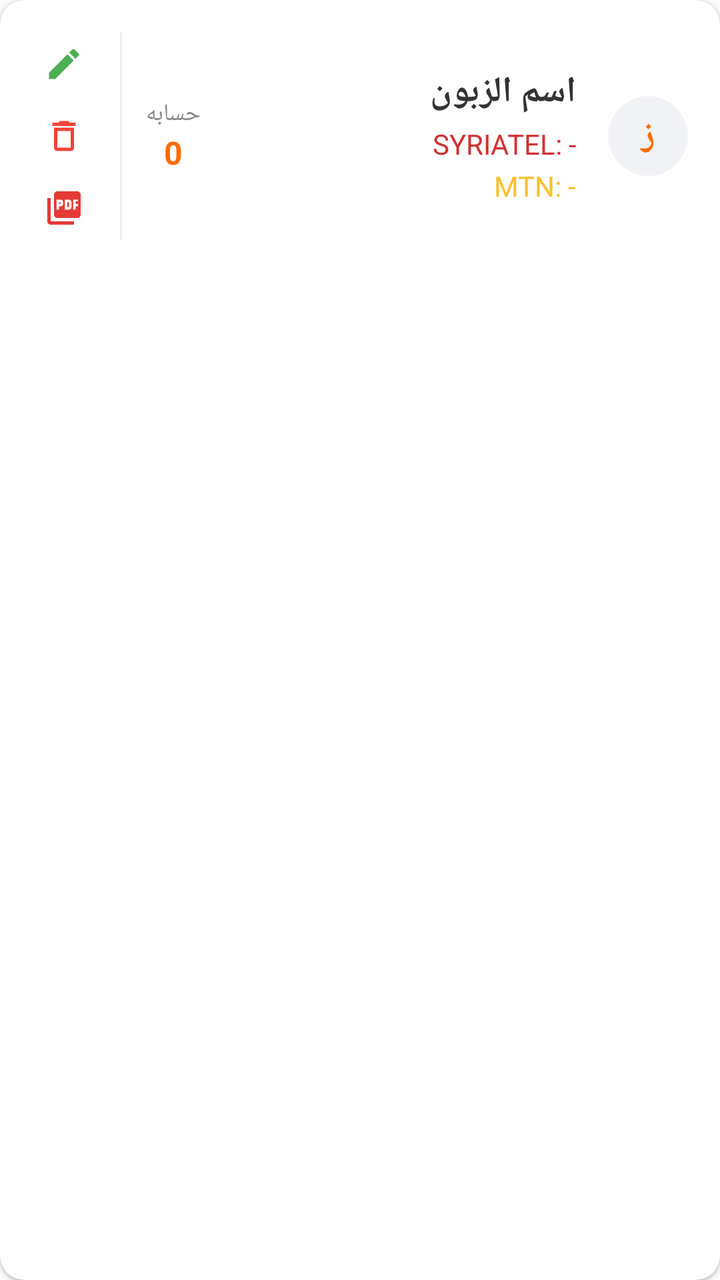
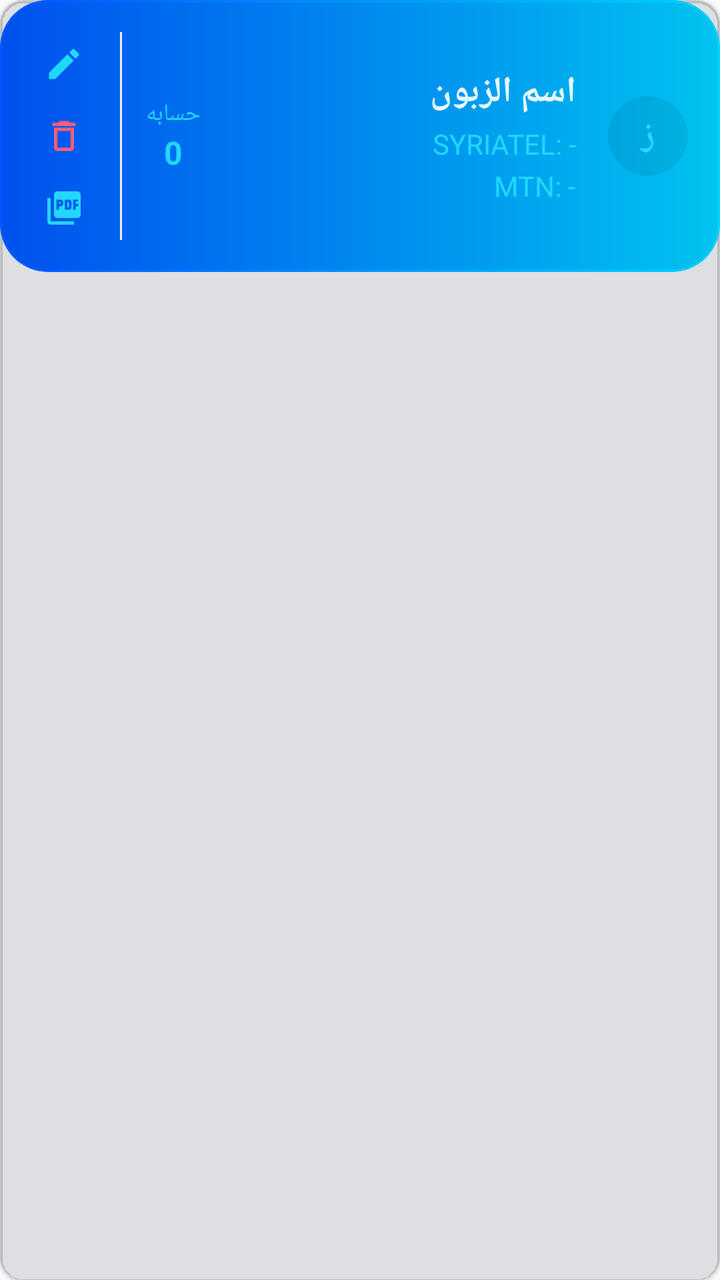

Screens rendered from an Android XML layout before and after an edit, with the pre-edit source and the edit as a unified diff.
<!-- AndroidManifest.xml: application theme Theme.TransferApp -->
<!-- res/layout/item_customer.xml -->
﻿<?xml version="1.0" encoding="utf-8"?><androidx.cardview.widget.CardView xmlns:android="http://schemas.android.com/apk/res/android" xmlns:app="http://schemas.android.com/apk/res-auto" android:layout_width="match_parent" android:layout_height="wrap_content" android:layout_marginVertical="6dp" android:layout_marginHorizontal="2dp" app:cardCornerRadius="12dp" app:cardElevation="1dp" app:cardBackgroundColor="@color/colorSurface"><LinearLayout android:layout_width="match_parent" android:layout_height="wrap_content" android:orientation="horizontal" android:padding="16dp" android:layoutDirection="rtl" android:gravity="center_vertical"><androidx.cardview.widget.CardView android:layout_width="40dp" android:layout_height="40dp" app:cardCornerRadius="20dp" app:cardBackgroundColor="@color/colorInput" app:cardElevation="0dp"><TextView android:id="@+id/tv_initial" android:layout_width="match_parent" android:layout_height="match_parent" android:text="ز" android:textSize="18sp" android:textStyle="bold" android:textColor="@color/colorPrimary" android:gravity="center" /></androidx.cardview.widget.CardView><LinearLayout android:layout_width="0dp" android:layout_weight="1" android:layout_height="wrap_content" android:layout_marginStart="16dp" android:orientation="vertical"><TextView android:id="@+id/tv_customer_name" android:layout_width="wrap_content" android:layout_height="wrap_content" android:text="اسم الزبون" android:textSize="18sp" android:textStyle="bold" android:textColor="@color/colorTextPrimary" /><TextView android:id="@+id/tv_syriatel" android:layout_width="wrap_content" android:layout_height="wrap_content" android:text="SYRIATEL: -" android:textSize="14sp" android:textColor="#D32F2F" android:layout_marginTop="4dp" android:layoutDirection="ltr" android:gravity="right"/><TextView android:id="@+id/tv_mtn" android:layout_width="wrap_content" android:layout_height="wrap_content" android:text="MTN: -" android:textSize="14sp" android:textColor="#FBC02D" android:layout_marginTop="2dp" android:layoutDirection="ltr" android:gravity="right"/></LinearLayout><LinearLayout android:layout_width="wrap_content" android:layout_height="wrap_content" android:orientation="vertical" android:gravity="center"><TextView android:layout_width="wrap_content" android:layout_height="wrap_content" android:text="حسابه" android:textSize="12sp" android:textColor="@color/colorTextSecondary"/><TextView android:id="@+id/tv_customer_balance" android:layout_width="wrap_content" android:layout_height="wrap_content" android:text="0" android:textSize="16sp" android:textStyle="bold" android:textColor="@color/colorPrimary"/></LinearLayout><View android:layout_width="1dp" android:layout_height="match_parent" android:background="@color/colorDivider" android:layout_marginHorizontal="12dp"/><LinearLayout android:layout_width="wrap_content" android:layout_height="wrap_content" android:orientation="vertical" android:gravity="center"><ImageView android:id="@+id/btn_edit_cust" android:layout_width="32dp" android:layout_height="32dp" android:src="@drawable/ic_edit" android:padding="6dp" android:background="?attr/selectableItemBackgroundBorderless" /><ImageView android:id="@+id/btn_delete_cust" android:layout_width="32dp" android:layout_height="32dp" android:src="@drawable/ic_delete" android:padding="6dp" android:background="?attr/selectableItemBackgroundBorderless" android:layout_marginTop="4dp"/><ImageView android:id="@+id/btn_pdf_cust" android:layout_width="32dp" android:layout_height="32dp" android:src="@drawable/ic_pdf" android:padding="6dp" android:background="?attr/selectableItemBackgroundBorderless" android:layout_marginTop="4dp"/></LinearLayout></LinearLayout></androidx.cardview.widget.CardView>
<!-- resources referenced by this layout -->
<resources>
  <color name="colorDivider">#EEEEEE</color>
  <color name="colorInput">#F0F2F5</color>
  <color name="colorPrimary">#FF6B00</color>
  <color name="colorSurface">#FFFFFF</color>
  <color name="colorTextPrimary">#333333</color>
  <color name="colorTextSecondary">#888888</color>
  <!-- drawable ic_delete (drawable) -->
  <?xml version="1.0" encoding="utf-8"?>
  <vector xmlns:android="http://schemas.android.com/apk/res/android" android:width="24dp" android:height="24dp" android:viewportWidth="24" android:viewportHeight="24">
      <path android:fillColor="#F44336" android:pathData="M16 9v10H8V9h8m-1.5-6h-5l-1 1H5v2h14V4h-3.5l-1-1zM18 7H6v12c0 1.1.9 2 2 2h8c1.1 0 2-.9 2-2V7z"/>
  </vector>
  <!-- drawable ic_edit (drawable) -->
  <?xml version="1.0" encoding="utf-8"?>
  <vector xmlns:android="http://schemas.android.com/apk/res/android" android:width="24dp" android:height="24dp" android:viewportWidth="24" android:viewportHeight="24">
      <path android:fillColor="#4CAF50" android:pathData="M3 17.25V21h3.75L17.81 9.94l-3.75-3.75L3 17.25zM20.71 7.04c.39-.39.39-1.02 0-1.41l-2.34-2.34c-.39-.39-1.02-.39-1.41 0l-1.83 1.83 3.75 3.75 1.83-1.83z"/>
  </vector>
  <!-- drawable ic_pdf (drawable) -->
  <?xml version="1.0" encoding="utf-8"?>
  <vector xmlns:android="http://schemas.android.com/apk/res/android" android:width="24dp" android:height="24dp" android:viewportWidth="24" android:viewportHeight="24">
      <path android:fillColor="#E53935" android:pathData="M20,2H8C6.9,2 6,2.9 6,4v12c0,1.1 0.9,2 2,2h12c1.1,0 2,-0.9 2,-2V4C22,2.9 21.1,2 20,2zM11.5,9.5c0,0.83 -0.67,1.5 -1.5,1.5H9v2H7.5V7H10c0.83,0 1.5,0.67 1.5,1.5V9.5zM10,8.5h-1v1h1V8.5zM20.5,8H19v1.5h1.5v1.5H19V13h-1.5V7h3V8zM16.5,11.5c0,0.83 -0.67,1.5 -1.5,1.5h-2.5V7H15c0.83,0 1.5,0.67 1.5,1.5V11.5zM15,8.5h-1v3h1V8.5zM4,6H2v14c0,1.1 0.9,2 2,2h14v-2H4V6z"/>
  </vector>
  <style name="Theme.TransferApp" parent="Theme.AppCompat.DayNight.NoActionBar">
          <item name="colorPrimary">@color/colorPrimary</item>
          <item name="colorPrimaryDark">@color/colorPrimaryDark</item>
          <item name="colorAccent">@color/cyan</item>
          <item name="colorControlActivated">@color/cyan</item>
          <item name="android:statusBarColor">@color/background</item>
          <item name="android:navigationBarColor">@color/background</item>
          <item name="android:windowLightStatusBar">false</item>
          <item name="android:windowLightNavigationBar">false</item>
      </style>
  <color name="colorPrimaryDark">#E65100</color>
  <color name="cyan">#20D8FF</color>
  <color name="background">#020D1D</color>
</resources>

<!-- the commit's change to res/layout/item_customer.xml (unified diff, before → after) -->
@@ -1 +1,144 @@
-﻿<?xml version="1.0" encoding="utf-8"?><androidx.cardview.widget.CardView xmlns:android="http://schemas.android.com/apk/res/android" xmlns:app="http://schemas.android.com/apk/res-auto" android:layout_width="match_parent" android:layout_height="wrap_content" android:layout_marginVertical="6dp" android:layout_marginHorizontal="2dp" app:cardCornerRadius="12dp" app:cardElevation="1dp" app:cardBackgroundColor="@color/colorSurface"><LinearLayout android:layout_width="match_parent" android:layout_height="wrap_content" android:orientation="horizontal" android:padding="16dp" android:layoutDirection="rtl" android:gravity="center_vertical"><androidx.cardview.widget.CardView android:layout_width="40dp" android:layout_height="40dp" app:cardCornerRadius="20dp" app:cardBackgroundColor="@color/colorInput" app:cardElevation="0dp"><TextView android:id="@+id/tv_initial" android:layout_width="match_parent" android:layout_height="match_parent" android:text="ز" android:textSize="18sp" android:textStyle="bold" android:textColor="@color/colorPrimary" android:gravity="center" /></androidx.cardview.widget.CardView><LinearLayout android:layout_width="0dp" android:layout_weight="1" android:layout_height="wrap_content" android:layout_marginStart="16dp" android:orientation="vertical"><TextView android:id="@+id/tv_customer_name" android:layout_width="wrap_content" android:layout_height="wrap_content" android:text="اسم الزبون" android:textSize="18sp" android:textStyle="bold" android:textColor="@color/colorTextPrimary" /><TextView android:id="@+id/tv_syriatel" android:layout_width="wrap_content" android:layout_height="wrap_content" android:text="SYRIATEL: -" android:textSize="14sp" android:textColor="#D32F2F" android:layout_marginTop="4dp" android:layoutDirection="ltr" android:gravity="right"/><TextView android:id="@+id/tv_mtn" android:layout_width="wrap_content" android:layout_height="wrap_content" android:text="MTN: -" android:textSize="14sp" android:textColor="#FBC02D" android:layout_marginTop="2dp" android:layoutDirection="ltr" android:gravity="right"/></LinearLayout><LinearLayout android:layout_width="wrap_content" android:layout_height="wrap_content" android:orientation="vertical" android:gravity="center"><TextView android:layout_width="wrap_content" android:layout_height="wrap_content" android:text="حسابه" android:textSize="12sp" android:textColor="@color/colorTextSecondary"/><TextView android:id="@+id/tv_customer_balance" android:layout_width="wrap_content" android:layout_height="wrap_content" android:text="0" android:textSize="16sp" android:textStyle="bold" android:textColor="@color/colorPrimary"/></LinearLayout><View android:layout_width="1dp" android:layout_height="match_parent" android:background="@color/colorDivider" android:layout_marginHorizontal="12dp"/><LinearLayout android:layout_width="wrap_content" android:layout_height="wrap_content" android:orientation="vertical" android:gravity="center"><ImageView android:id="@+id/btn_edit_cust" android:layout_width="32dp" android:layout_height="32dp" android:src="@drawable/ic_edit" android:padding="6dp" android:background="?attr/selectableItemBackgroundBorderless" /><ImageView android:id="@+id/btn_delete_cust" android:layout_width="32dp" android:layout_height="32dp" android:src="@drawable/ic_delete" android:padding="6dp" android:background="?attr/selectableItemBackgroundBorderless" android:layout_marginTop="4dp"/><ImageView android:id="@+id/btn_pdf_cust" android:layout_width="32dp" android:layout_height="32dp" android:src="@drawable/ic_pdf" android:padding="6dp" android:background="?attr/selectableItemBackgroundBorderless" android:layout_marginTop="4dp"/></LinearLayout></LinearLayout></androidx.cardview.widget.CardView>
+<?xml version="1.0" encoding="utf-8"?>
+<androidx.cardview.widget.CardView xmlns:android="http://schemas.android.com/apk/res/android"
+    xmlns:app="http://schemas.android.com/apk/res-auto"
+    android:layout_width="match_parent"
+    android:layout_height="wrap_content"
+    android:layout_marginHorizontal="2dp"
+    android:layout_marginVertical="6dp"
+    app:cardBackgroundColor="@color/neon_glass_fill"
+    app:cardCornerRadius="12dp"
+    app:cardElevation="1dp">
+
+    <LinearLayout
+        android:layout_width="match_parent"
+        android:layout_height="wrap_content"
+        android:layoutDirection="rtl"
+        android:gravity="center_vertical"
+        android:orientation="horizontal"
+        android:padding="16dp"
+        android:background="@drawable/bg_neon_glass_card">
+
+        <androidx.cardview.widget.CardView
+            android:layout_width="40dp"
+            android:layout_height="40dp"
+            app:cardBackgroundColor="@color/neon_glass_fill"
+            app:cardCornerRadius="20dp"
+            app:cardElevation="0dp">
+
+            <TextView
+                android:id="@+id/tv_initial"
+                android:layout_width="match_parent"
+                android:layout_height="match_parent"
+                android:gravity="center"
+                android:text="ز"
+                android:textColor="@color/neon_cyan_bright"
+                android:textSize="18sp"
+                android:textStyle="bold" />
+        </androidx.cardview.widget.CardView>
+
+        <LinearLayout
+            android:layout_width="0dp"
+            android:layout_height="wrap_content"
+            android:layout_marginStart="16dp"
+            android:layout_weight="1"
+            android:orientation="vertical">
+
+            <TextView
+                android:id="@+id/tv_customer_name"
+                android:layout_width="wrap_content"
+                android:layout_height="wrap_content"
+                android:text="اسم الزبون"
+                android:textColor="@color/neon_text"
+                android:textSize="18sp"
+                android:textStyle="bold" />
+
+            <TextView
+                android:id="@+id/tv_syriatel"
+                android:layout_width="wrap_content"
+                android:layout_height="wrap_content"
+                android:layoutDirection="ltr"
+                android:layout_marginTop="4dp"
+                android:gravity="right"
+                android:text="SYRIATEL: -"
+                android:textColor="@color/neon_cyan_bright"
+                android:textSize="14sp" />
+
+            <TextView
+                android:id="@+id/tv_mtn"
+                android:layout_width="wrap_content"
+                android:layout_height="wrap_content"
+                android:layoutDirection="ltr"
+                android:layout_marginTop="2dp"
+                android:gravity="right"
+                android:text="MTN: -"
+                android:textColor="@color/neon_cyan_bright"
+                android:textSize="14sp" />
+        </LinearLayout>
+
+        <LinearLayout
+            android:layout_width="wrap_content"
+            android:layout_height="wrap_content"
+            android:gravity="center"
+            android:orientation="vertical">
+
+            <TextView
+                android:layout_width="wrap_content"
+                android:layout_height="wrap_content"
+                android:text="حسابه"
+                android:textColor="@color/neon_cyan_bright"
+                android:textSize="12sp" />
+
+            <TextView
+                android:id="@+id/tv_customer_balance"
+                android:layout_width="wrap_content"
+                android:layout_height="wrap_content"
+                android:paddingHorizontal="8dp"
+                android:text="0"
+                android:textColor="@color/neon_cyan_bright"
+                android:textSize="16sp"
+                android:textStyle="bold" />
+        </LinearLayout>
+
+        <View
+            android:layout_width="1dp"
+            android:layout_height="match_parent"
+            android:layout_marginHorizontal="12dp"
+            android:background="@color/colorDivider" />
+
+        <LinearLayout
+            android:layout_width="wrap_content"
+            android:layout_height="wrap_content"
+            android:gravity="center"
+            android:orientation="vertical">
+
+            <ImageView
+                android:id="@+id/btn_edit_cust"
+                android:layout_width="32dp"
+                android:layout_height="32dp"
+                android:background="?attr/selectableItemBackgroundBorderless"
+                android:padding="6dp"
+                android:src="@drawable/ic_edit"
+                app:tint="@color/neon_cyan_bright" />
+
+            <ImageView
+                android:id="@+id/btn_delete_cust"
+                android:layout_width="32dp"
+                android:layout_height="32dp"
+                android:layout_marginTop="4dp"
+                android:background="?attr/selectableItemBackgroundBorderless"
+                android:padding="6dp"
+                android:src="@drawable/ic_delete"
+                app:tint="#FF5C75" />
+
+            <ImageView
+                android:id="@+id/btn_pdf_cust"
+                android:layout_width="32dp"
+                android:layout_height="32dp"
+                android:layout_marginTop="4dp"
+                android:background="?attr/selectableItemBackgroundBorderless"
+                android:padding="6dp"
+                android:src="@drawable/ic_pdf"
+                app:tint="@color/neon_cyan_bright" />
+        </LinearLayout>
+    </LinearLayout>
+</androidx.cardview.widget.CardView>
<!-- resource entries referenced after the edit -->
@@ -1,11 +1,35 @@
 <!-- resources referenced by this layout -->
 <resources>
   <color name="colorDivider">#EEEEEE</color>
-  <color name="colorInput">#F0F2F5</color>
+  <color name="neon_cyan_bright">#20D8FF</color>
+  <color name="neon_glass_fill">#15002244</color>
+  <color name="neon_text">#E6F7FF</color>
+  <!-- drawable bg_neon_glass_card (drawable) -->
+  <?xml version="1.0" encoding="utf-8"?>
+  <layer-list xmlns:android="http://schemas.android.com/apk/res/android">
+      <item android:left="2dp" android:top="5dp" android:right="2dp" android:bottom="0dp">
+          <shape android:shape="rectangle">
+              <solid android:color="@color/neon_card_shadow" />
+              <corners android:radius="24dp" />
+          </shape>
+      </item>
+      <item>
+          <shape android:shape="rectangle">
+              <gradient
+                  android:angle="0"
+                  android:startColor="@color/neon_blue"
+                  android:endColor="@color/neon_cyan" />
+              <corners android:radius="24dp" />
+          </shape>
+      </item>
+      <item android:left="1.5dp" android:top="1.5dp" android:right="1.5dp" android:bottom="1.5dp">
+          <shape android:shape="rectangle">
+              <solid android:color="@color/neon_glass_fill" />
+              <corners android:radius="22dp" />
+          </shape>
+      </item>
+  </layer-list>
   <color name="colorPrimary">#FF6B00</color>
-  <color name="colorSurface">#FFFFFF</color>
-  <color name="colorTextPrimary">#333333</color>
-  <color name="colorTextSecondary">#888888</color>
   <!-- drawable ic_delete (drawable) -->
   <?xml version="1.0" encoding="utf-8"?>
   <vector xmlns:android="http://schemas.android.com/apk/res/android" android:width="24dp" android:height="24dp" android:viewportWidth="24" android:viewportHeight="24">
@@ -31,6 +55,9 @@
           <item name="android:windowLightStatusBar">false</item>
           <item name="android:windowLightNavigationBar">false</item>
       </style>
+  <color name="neon_card_shadow">#0A0055FF</color>
+  <color name="neon_blue">#0055FF</color>
+  <color name="neon_cyan">#00D2FF</color>
   <color name="colorPrimaryDark">#E65100</color>
   <color name="cyan">#20D8FF</color>
   <color name="background">#020D1D</color>
